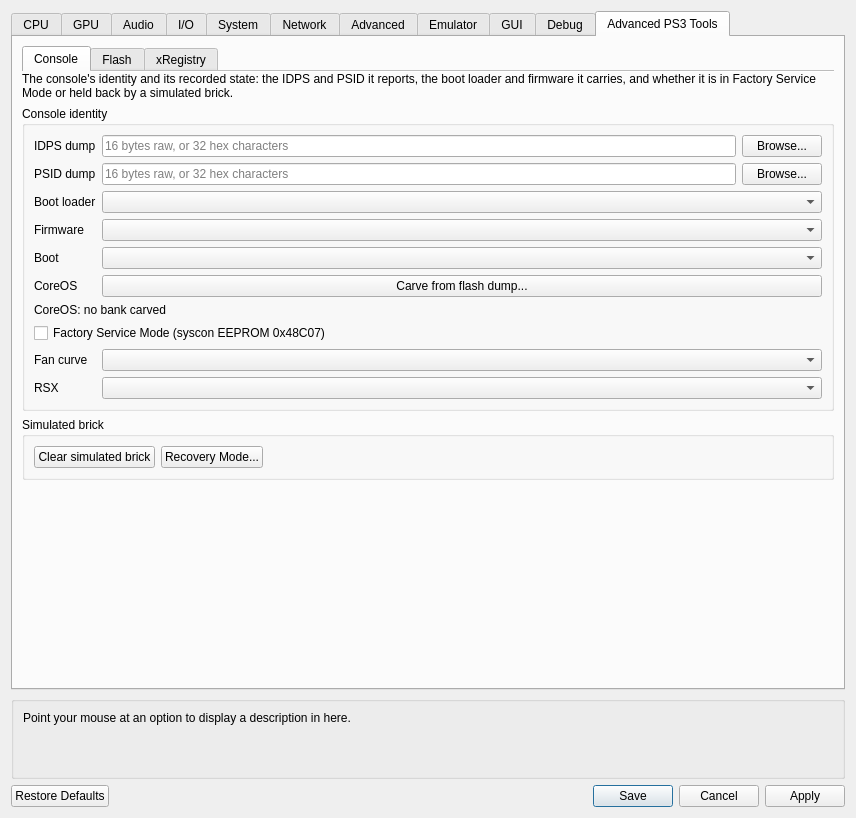
Above: rpcs3/rpcs3qt/settings_dialog.ui from bl00dyfb0nez/rs3 before the change. Below: the same form after it.
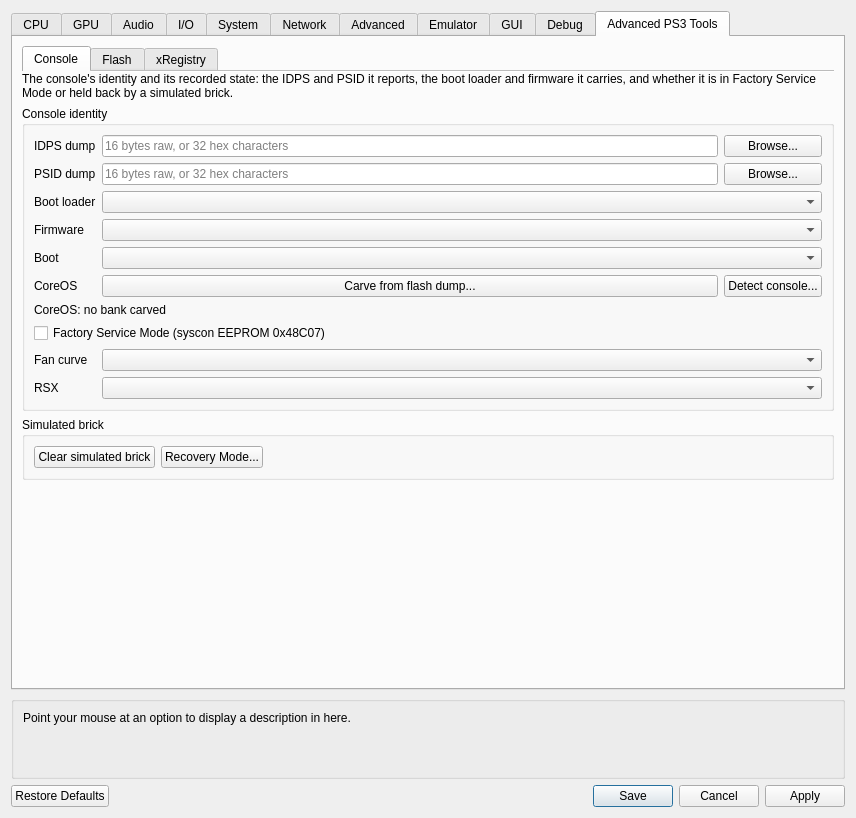
That is the form after the change. The open tabs and pages were chosen to show the change. Icons and pictures are not drawn. Custom widgets are drawn as their Qt base class.

```diff
--- a/rpcs3/rpcs3qt/settings_dialog.ui
+++ b/rpcs3/rpcs3qt/settings_dialog.ui
@@ -5141,13 +5141,20 @@
                </property>
               </widget>
              </item>
-             <item row="5" column="1" colspan="2">
+             <item row="5" column="1">
               <widget class="QPushButton" name="button_coreos_extract">
                <property name="text">
                 <string>Carve from flash dump...</string>
                </property>
               </widget>
              </item>
+             <item row="5" column="2">
+              <widget class="QPushButton" name="button_flash_detect">
+               <property name="text">
+                <string>Detect console...</string>
+               </property>
+              </widget>
+             </item>
              <item row="6" column="0" colspan="3">
               <widget class="QLabel" name="label_coreos_state">
                <property name="text">
```
